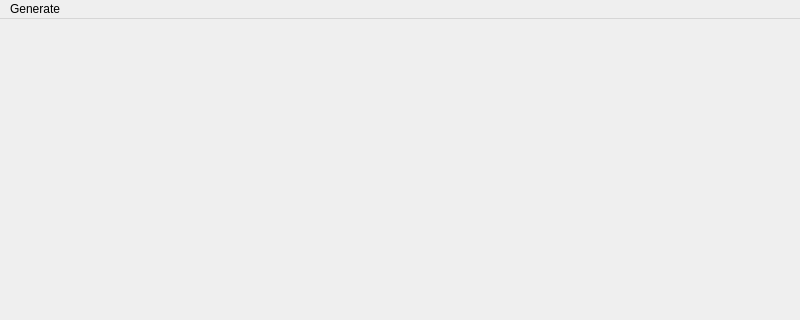
First picture: the form in gamewindow.ui, repository njraf/conways-game-of-life, before the edit; both pictures show x 0 to 800 and y 0 to 320 of the 800 by 600 pixel window.
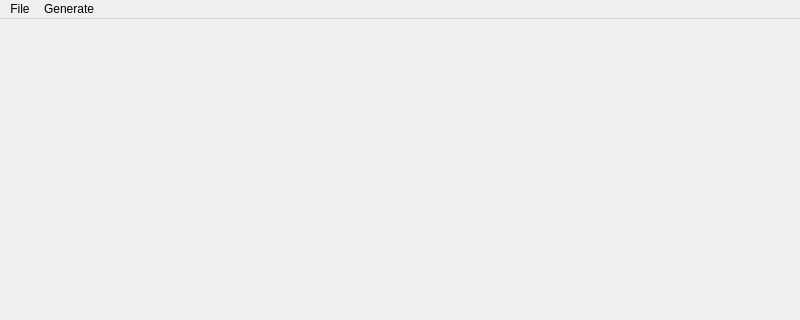
Second picture: the form after the edit.

Diff of the .ui file:
```diff
--- a/gamewindow.ui
+++ b/gamewindow.ui
@@ -38,6 +38,14 @@
     <addaction name="actionDie_Hard"/>
     <addaction name="actionAcorn"/>
    </widget>
+   <widget class="QMenu" name="menuFile">
+    <property name="title">
+     <string>File</string>
+    </property>
+    <addaction name="actionSave"/>
+    <addaction name="actionLoad"/>
+   </widget>
+   <addaction name="menuFile"/>
    <addaction name="menuGenerate"/>
   </widget>
   <widget class="QStatusBar" name="statusbar"/>
```
Left out of the diff: 12 changed lines with no effect on the pictures.
